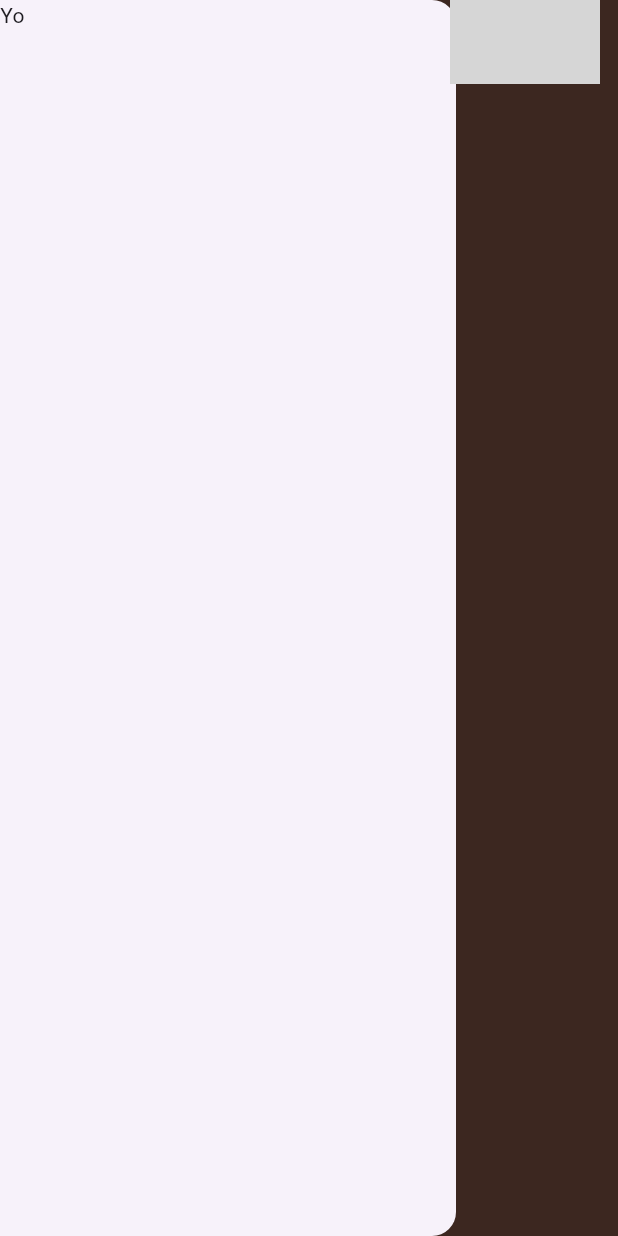
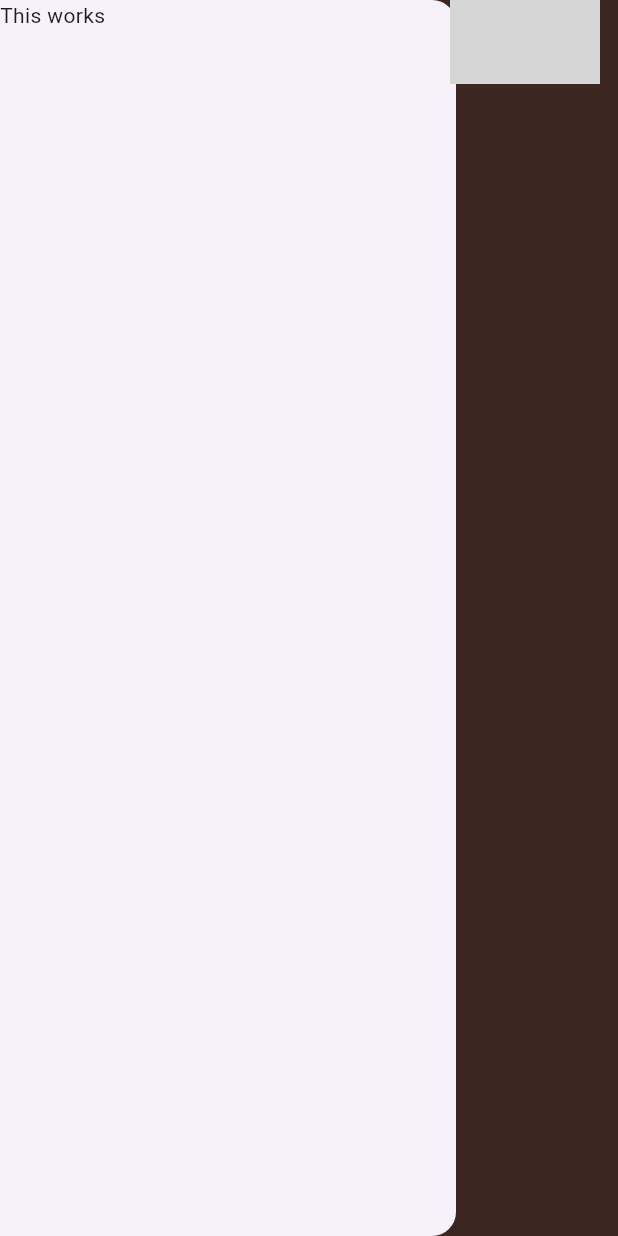
Before and after one commit to donovantran/chick_and_egg, a Flutter app: the screen it shows after launch, with the side drawer open, on a phone screen of 412 x 824 dp. Run offline on Flutter 3.47's test engine with Material 3 defaults, Android fonts, the phone set to English and light mode, and no system bars; grey boxes are pictures that could not be loaded.

```diff
--- a/lib/main.dart
+++ b/lib/main.dart
@@ -22,7 +22,7 @@ class MyApp extends StatelessWidget {
           ],
         ),
         drawer: Drawer(
-          child: Text('Yo'),
+          child: Text('This works'),
         ),
       ),
     );
--- /dev/null
+++ b/lib/widgets/app_drawer.dart
@@ -0,0 +1 @@
+import 'package:flutter/material.dart'
```
